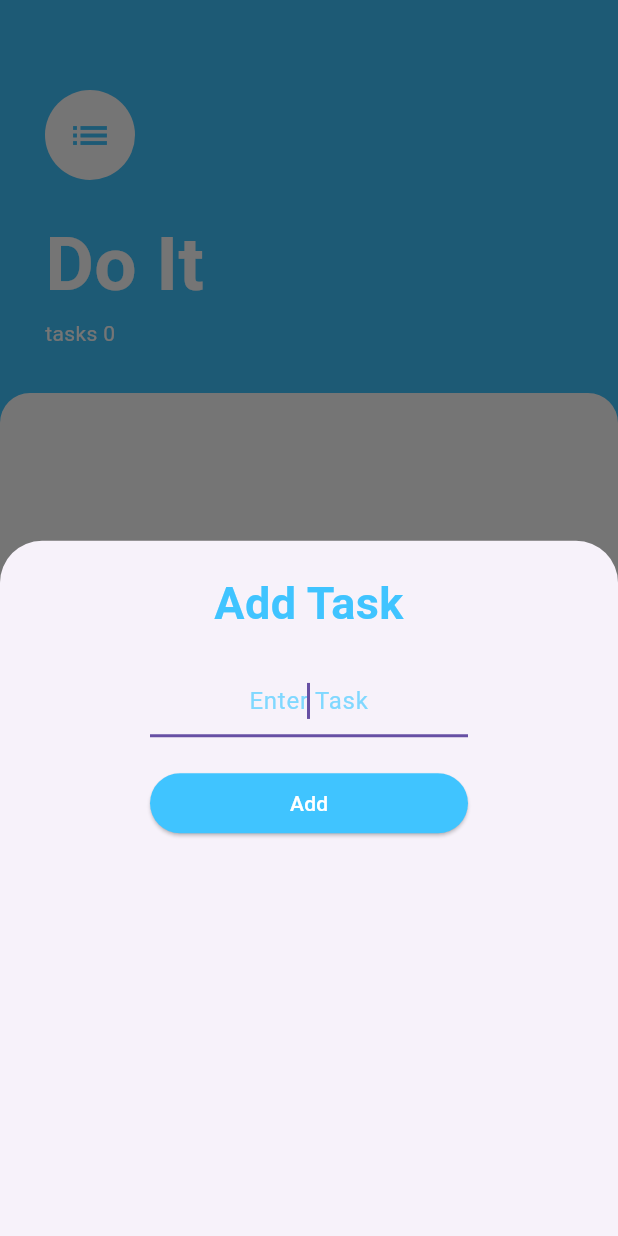
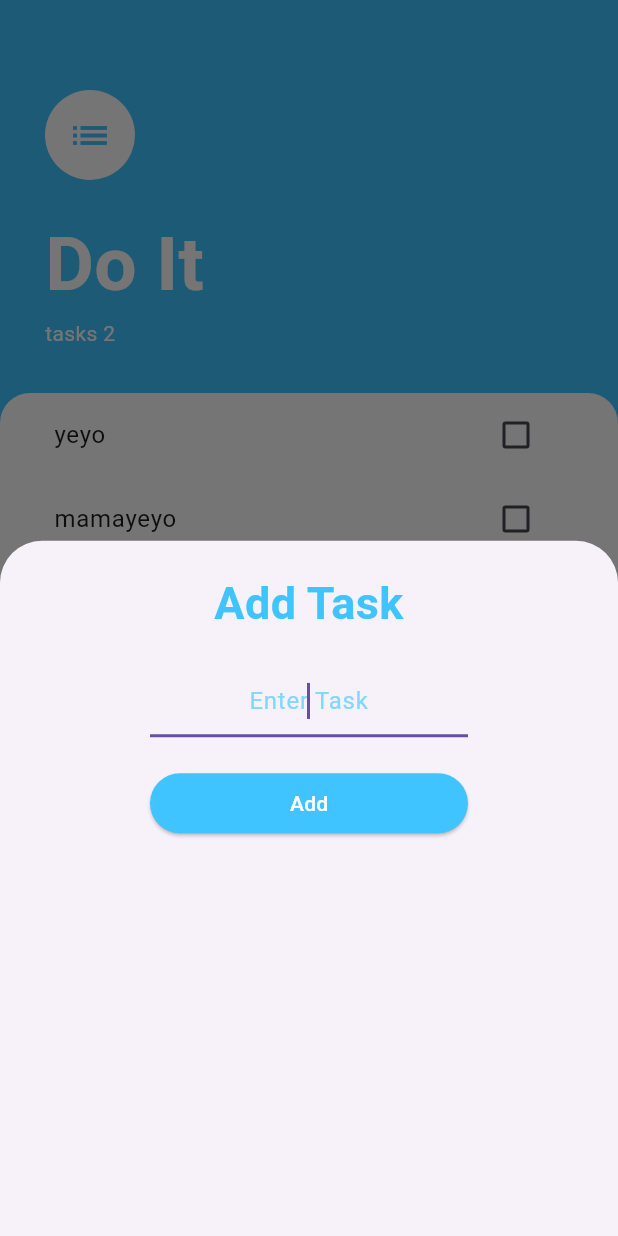
Before and after one commit to Amanvile/doit, a Flutter app: the screen it shows after launch, after a tap on the "add" icon, on a phone screen of 412 x 824 dp. Run offline on Flutter 3.47's test engine with Material 3 defaults, Android fonts, the phone set to English and light mode, and no system bars.

Commit message:
added on long press delete task functionality still using the provider

```diff
--- a/lib/main.dart
+++ b/lib/main.dart
@@ -1,9 +1,14 @@
+import 'package:flutter/foundation.dart';
 import 'package:flutter/material.dart';
 import 'package:do_it/screens/task_screen.dart';
-
+import 'package:provider/provider.dart';
+import 'model/task.dart';
+import 'model/task_data.dart';
 void main() {
   runApp(const MyApp());
 }
+
+
 
 class MyApp extends StatelessWidget {
   const MyApp({super.key});
@@ -11,8 +16,11 @@ class MyApp extends StatelessWidget {
   @override
 
   Widget build(BuildContext context) {
-    return MaterialApp(
-      home:TaskScreen()
+    return ChangeNotifierProvider(
+        create:(context)=>TaskData(),
+      child: MaterialApp(
+        home:TaskScreen()
+      ),
     );
   }
 }
--- a/lib/model/task_data.dart
+++ b/lib/model/task_data.dart
@@ -1,8 +1,40 @@
-import 'package:provider/provider.dart';
+import 'package:flutter/foundation.dart';
+import 'dart:collection';
 import 'task.dart';
-class TaskData extends ChangeNotifierProvider{
-  // late List <Task> tasks;
-  TaskData({super.key, required super.create});
+class TaskData extends ChangeNotifier{
+   final List <Task> _tasks=[Task(name: 'yeyo'),Task(name: 'mamayeyo')];
+  void taskAdd(String newTask){
+    // print(rem);
+    final task = Task(name: newTask);
+    _tasks.add(task);
+
+    notifyListeners();
+    // print(tasks.length);
+    // print(newTask);
+    // Navigator.pop(context);
+    // print(tasks.length);
+
+  }
+   UnmodifiableListView<Task> get tasks {
+     return UnmodifiableListView(_tasks);
+   }
+
+   int get countTask{
+
+    return _tasks.length;
+  }
+
+void updateTask(Task task){
+    task.toggleDone();
+    notifyListeners();
+
+}
+void deleteTask(int indexDelete){
+  _tasks.removeAt(indexDelete);
+  notifyListeners();
+
+}
+
 
 
 }
--- a/lib/screens/add_task_screen.dart
+++ b/lib/screens/add_task_screen.dart
@@ -1,10 +1,11 @@
 import 'package:flutter/material.dart';
+import 'package:do_it/model/task_data.dart';
+import 'package:provider/provider.dart';
 
 class AddTaskScreen extends StatelessWidget {
-  final myController = TextEditingController();
-  late String? task;
-  final void Function(String) onchange;
-   AddTaskScreen({super.key,required this.onchange,this.task});
+
+   String taskTitle= '';
+
 
 
   @override
@@ -28,8 +29,8 @@ class AddTaskScreen extends StatelessWidget {
             ),
           ),
           TextField(
-            onChanged: (String ){task=myController.text;},
-            controller: myController,
+            onChanged: (newText ){taskTitle=newText;},
+
             decoration: InputDecoration(
               hintText: 'Enter Task',
               hintStyle: TextStyle(color: Colors.lightBlueAccent.shade100),
@@ -39,7 +40,11 @@ class AddTaskScreen extends StatelessWidget {
           ),
           ElevatedButton(
             onPressed: () {
-              onchange(task!);
+              if(taskTitle!=''){
+                Provider.of<TaskData>(context, listen: false).taskAdd(
+                    taskTitle);
+              }
+              Navigator.pop(context);
             },
             style: ButtonStyle(
               backgroundColor: WidgetStateProperty.all(Colors.lightBlueAccent),
--- a/lib/screens/task_screen.dart
+++ b/lib/screens/task_screen.dart
@@ -1,37 +1,12 @@
+import 'package:do_it/model/task_data.dart';
 import 'package:flutter/material.dart';
 import 'package:do_it/widgets/task_list.dart';
 import 'package:do_it/screens/add_task_screen.dart';
-import 'package:do_it/model/Task.dart';
+import 'package:do_it/model/task.dart';
+import 'package:provider/provider.dart';
 
 
-class TaskScreen extends StatefulWidget {
-  @override
-  State<TaskScreen> createState() => _TaskScreenState();
-}
-
-class _TaskScreenState extends State<TaskScreen> {
-
-
-  List <Task> tasks=[
-    // Task(name: 'Buy milk'),
-    // Task(name: 'Buy eggs'),
-    // Task(name: 'Buy bread'),
-    // Task(name: 'Buy butter'),
-    // Task(name: 'Buy cheese'),
-  ];
-
-  late Object rem=tasks.length>0?tasks.iterator:0;
-  void taskAdd(String newTask){
-    // print(rem);
-    setState(() {
-      tasks.add(Task(name: newTask));
-      // print(tasks.length);
-      // print(newTask);
-      Navigator.pop(context);
-      // print(tasks.length);
-    });
-
-  }
+class TaskScreen extends StatelessWidget {
 
   @override
   Widget build(BuildContext context) {
@@ -40,7 +15,7 @@ class _TaskScreenState extends State<TaskScreen> {
       floatingActionButton: FloatingActionButton(
         backgroundColor: Colors.lightBlueAccent,
         onPressed: (){
-          showModalBottomSheet(context: context, builder: (context)=> AddTaskScreen(onchange:taskAdd));
+          showModalBottomSheet(context: context, builder: (context)=> AddTaskScreen());
         },
         child: Icon(Icons.add, color: Colors.white,size: 30)
 
@@ -68,7 +43,7 @@ class _TaskScreenState extends State<TaskScreen> {
                   color: Colors.white,
                 ),
               ),
-              Text('tasks '+tasks.length.toString(), style: TextStyle(color: Colors.white)),
+              Text('tasks ${Provider.of<TaskData>(context).countTask}', style: TextStyle(color: Colors.white)),
 
             ],
           ),
@@ -78,7 +53,7 @@ class _TaskScreenState extends State<TaskScreen> {
               padding: EdgeInsets.symmetric(horizontal: 20),
               decoration:BoxDecoration( color: Colors.white, borderRadius: BorderRadius.only(topLeft: Radius.circular(20), topRight: Radius.circular(20))),
               height:300,
-              child: TaskList(tasks: tasks),
+              child: TaskList(),
             ),
           )],
       ),
--- a/lib/widgets/task_list.dart
+++ b/lib/widgets/task_list.dart
@@ -1,35 +1,36 @@
+import 'package:do_it/model/task_data.dart';
 import 'package:flutter/material.dart';
 import 'package:do_it/widgets/task_tile.dart';
-import 'package:do_it/model/Task.dart';
-class TaskList extends StatefulWidget {
+import 'package:provider/provider.dart';
+class TaskList extends StatelessWidget {
 
-   List <Task> tasks=[];
-   TaskList({Key? key,required this.tasks}) : super(key: key);
-
-  @override
-  State<TaskList> createState() => _TaskListState();
-}
-
-class _TaskListState extends State<TaskList> {
+   // List <Task> tasks=[];
+   const TaskList({super.key});
 
 
   @override
   Widget build(BuildContext context) {
 
 
-    return ListView.builder(itemBuilder: (context,index){
-      return TaskTile(
-        taskTitle: widget.tasks[index].name ,
-        isChecked: widget.tasks[index].isDone,
-        checkBoxCallback:(checkBoxState){
-          setState(() {
-            widget.tasks[index].toggleDone();
+    return Consumer<TaskData>(
+      builder: (BuildContext context, taskData, Widget? child) {
+        return ListView.builder(itemBuilder: (context,index){
+          final task = taskData.tasks[index];
+          return TaskTile(
+              onLongPressCallBack:()=>taskData.deleteTask(index),
 
-          });
+              taskTitle: task.name,
+              isChecked: task.isDone,
+              checkBoxCallback:(checkBoxState){
+                // setState(() {
+                taskData.updateTask(task);
+                // });
+
+              }
+          );
         }
-
+        ,itemCount: taskData.countTask,);
+      },
+      // itemCount:TaskData.countTask,
       );
-    },
-    itemCount: widget.tasks.length,
-    );
   }}
--- a/lib/widgets/task_tile.dart
+++ b/lib/widgets/task_tile.dart
@@ -6,12 +6,14 @@ class TaskTile extends StatelessWidget {
  final bool isChecked ;
  final String taskTitle;
  final Function(bool?) checkBoxCallback;
+ final Function() onLongPressCallBack;
 
-  const TaskTile({super.key,this.isChecked=false,required this.taskTitle,required this.checkBoxCallback});
+  const TaskTile({super.key,this.isChecked=false,required this.taskTitle,required this.checkBoxCallback,required this.onLongPressCallBack});
 
   @override
   Widget build(BuildContext context) {
     return ListTile(
+      onLongPress:onLongPressCallBack ,
       trailing: Checkbox(
         activeColor: Colors.lightBlueAccent,
         checkColor: Colors.white,
@@ -19,6 +21,7 @@ class TaskTile extends StatelessWidget {
         onChanged: checkBoxCallback,
       ),
       title: Text(
+
           taskTitle,
           style: TextStyle(
             decoration: isChecked ? TextDecoration.lineThrough : null,
--- a/pubspec.yaml
+++ b/pubspec.yaml
@@ -34,6 +34,7 @@ dependencies:
   # The following adds the Cupertino Icons font to your application.
   # Use with the CupertinoIcons class for iOS style icons.
   cupertino_icons: ^1.0.8
+  provider: ^6.1.5+1
 
 dev_dependencies:
   flutter_test:
```
Also changed, not shown: pubspec.lock.
